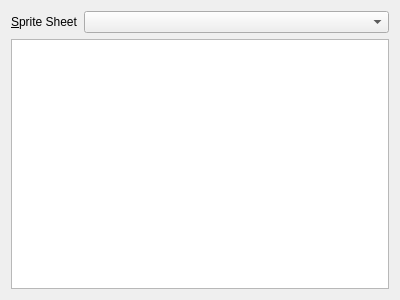
This is wombatcore/imageselectorwidget.ui in gtalent/wombat-editor as Qt 5 draws it before an edit. The edited form follows.
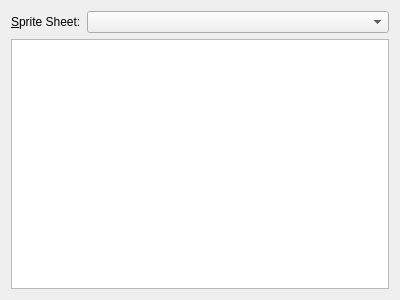
This is the edited form.

Diff of the .ui file:
```diff
--- a/wombatcore/imageselectorwidget.ui
+++ b/wombatcore/imageselectorwidget.ui
@@ -25,7 +25,7 @@
         </sizepolicy>
        </property>
        <property name="text">
-        <string>&amp;Sprite Sheet</string>
+        <string>&amp;Sprite Sheet:</string>
        </property>
        <property name="buddy">
         <cstring>cbSpriteSheet</cstring>
```
